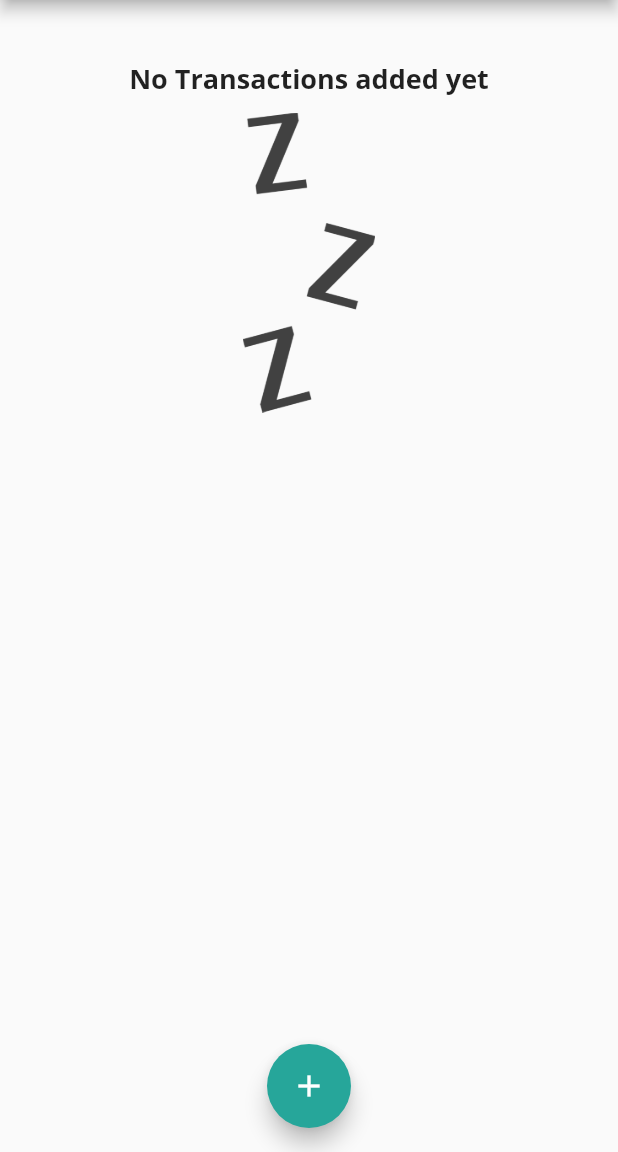
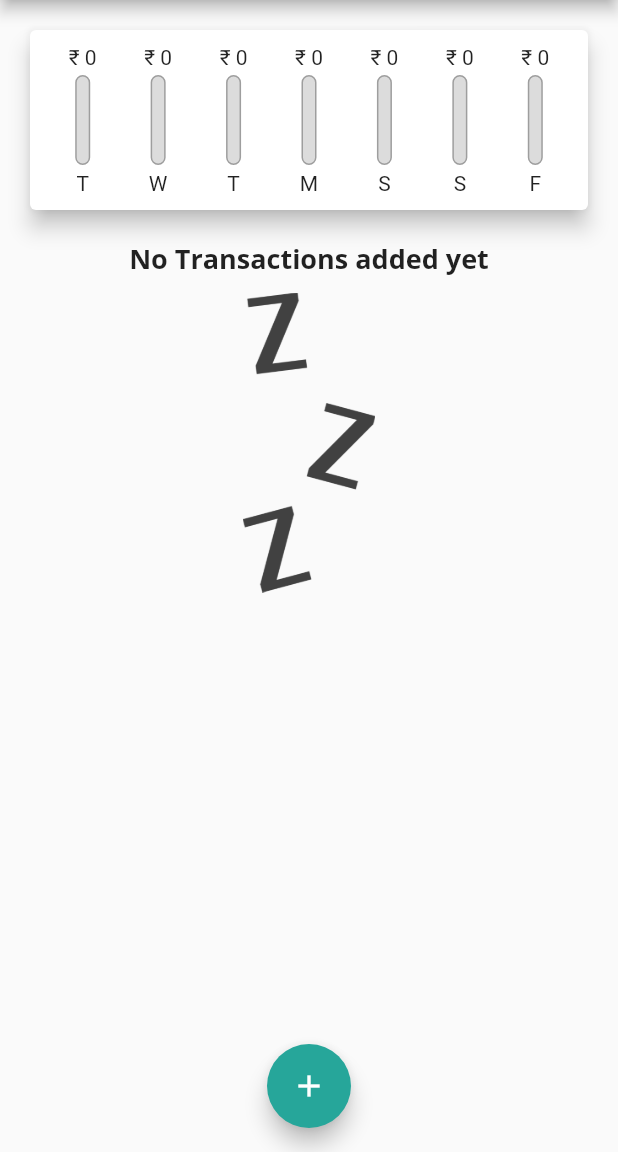
Before and after one commit to Sharan-121/Personal-Expense-Tracker, a Flutter app: the screen it shows after launch, on a phone screen of 412 x 824 dp, the part 84-1236 px from its top. Run offline on Flutter 3.47's test engine with Material 2 defaults, Android fonts, the phone set to English and light mode, and no system bars.

Commit message:
Added charts for transactions

```diff
--- a/lib/main.dart
+++ b/lib/main.dart
@@ -51,7 +51,9 @@ class _MyHomePageState extends State<MyHomePage> {
 
   List<transaction> get _recentTransactions {
     return _transList.where((element) {
-      return element.date.isAfter(DateTime.now().subtract(Duration(days: 7),));
+      return element.date.isAfter(DateTime.now().subtract(
+        Duration(days: 7),
+      ));
     }).toList();
   }
 
--- a/lib/widgets/chart.dart
+++ b/lib/widgets/chart.dart
@@ -1,6 +1,7 @@
 import 'package:flutter/material.dart';
 import 'package:personal_expense_tracker/models/transaction.dart';
 import 'package:intl/intl.dart';
+import 'package:personal_expense_tracker/widgets/chart_bar.dart';
 
 class Chart extends StatelessWidget {
   List<transaction> recentTransactions;
@@ -9,31 +10,52 @@ class Chart extends StatelessWidget {
 
   List<Map<String, Object>> get groupedTransactions {
     return List.generate(7, (index) {
-      final weekDay = DateTime.now().subtract(Duration(days:index),);
+      final weekDay = DateTime.now().subtract(
+        Duration(days: index),
+      );
       var amount = 0.0;
 
-      for(int i = 0;i<recentTransactions.length;i++){
-        if(recentTransactions[i].date.day == weekDay.day &&
-        recentTransactions[i].date.month == weekDay.month &&
-        recentTransactions[i].date.year == weekDay.year){
-          amount+= recentTransactions[i].cost;
+      for (int i = 0; i < recentTransactions.length; i++) {
+        if (recentTransactions[i].date.day == weekDay.day &&
+            recentTransactions[i].date.month == weekDay.month &&
+            recentTransactions[i].date.year == weekDay.year) {
+          amount += recentTransactions[i].cost;
         }
       }
       return {
-        'day': DateFormat.E().format(weekDay),
-        'amount': amount.toStringAsFixed(2),
+        'day': DateFormat.E().format(weekDay).substring(0, 1),
+        'amount': amount,
       };
+    });
+  }
+
+  double get maxSpending {
+    return groupedTransactions.fold(0.0, (sum, item) {
+      return sum + (item["amount"] as double);
     });
   }
 
   @override
   Widget build(BuildContext context) {
     return Card(
-      elevation: 6,
-      margin: EdgeInsets.all(20),
-      child: Row(
-        children: <Widget>[],
-      ),
-    );
+        elevation: 6,
+        margin: EdgeInsets.all(20),
+        child: Padding(
+          padding: const EdgeInsets.all(10.0),
+          child: Row(
+            mainAxisAlignment: MainAxisAlignment.spaceAround,
+            children: groupedTransactions.map((data) {
+              return Flexible(
+                fit: FlexFit.tight,
+                child: ChartBar(
+                    data['day'] as String,
+                    data['amount'] as double,
+                    maxSpending == 0
+                        ? 0.0
+                        : (data['amount'] as double) / maxSpending),
+              );
+            }).toList(),
+          ),
+        ),);
   }
 }
--- /dev/null
+++ b/lib/widgets/chart_bar.dart
@@ -0,0 +1,49 @@
+import 'package:flutter/material.dart';
+import 'package:personal_expense_tracker/widgets/chart.dart';
+
+class ChartBar extends StatelessWidget {
+  final String label;
+  final double spendingAmount;
+  final double percentage;
+
+  ChartBar(this.label, this.spendingAmount, this.percentage);
+
+  @override
+  Widget build(BuildContext context) {
+    return Column(
+      children: <Widget>[
+        FittedBox(child: Text('\₹ ${spendingAmount.toStringAsFixed(0)}')),
+        SizedBox(
+          height: 4,
+        ),
+        Container(
+          height: 60,
+          width: 10,
+          child: Stack(
+            children: <Widget>[
+              Container(
+                decoration: BoxDecoration(
+                  border: Border.all(color: Colors.grey, width: 1.0),
+                  color: Color.fromRGBO(220, 220, 220, 1),
+                  borderRadius: BorderRadius.circular(10),
+                ),
+              ),
+              FractionallySizedBox(
+                heightFactor: percentage,
+                child: Container(
+                  decoration: BoxDecoration(
+                      color: Theme.of(context).colorScheme.primary,
+                      borderRadius: BorderRadius.circular(10)),
+                ),
+              )
+            ],
+          ),
+        ),
+        SizedBox(
+          height: 4,
+        ),
+        Text(label),
+      ],
+    );
+  }
+}
```
